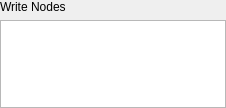
The window that conductor/resources/nuke.ui (AtomicConductor/conductor_client) describes before a commit, drawn with Qt 5.
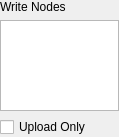
The same window after the commit.

Commit message: - Package restructure - conductor_submit.py: changed argument parsing/passing for Submit class - WIP conductor plugings (greg needs to debug subission issues)

The edit to the form file:
```diff
--- a/conductor/resources/nuke.ui
+++ b/conductor/resources/nuke.ui
@@ -6,8 +6,8 @@
    <rect>
     <x>0</x>
     <y>0</y>
-    <width>226</width>
-    <height>108</height>
+    <width>119</width>
+    <height>137</height>
    </rect>
   </property>
   <property name="windowTitle">
@@ -51,6 +51,16 @@
      </layout>
     </widget>
    </item>
+   <item>
+    <widget class="QCheckBox" name="ui_upload_only">
+     <property name="toolTip">
+      <string>Only upload dependencies. Don't submit render job</string>
+     </property>
+     <property name="text">
+      <string>Upload Only</string>
+     </property>
+    </widget>
+   </item>
   </layout>
  </widget>
  <resources/>
```
Left out of the diff: 7 changed lines with no effect on the pictures. The commit also changes 10 other files.
